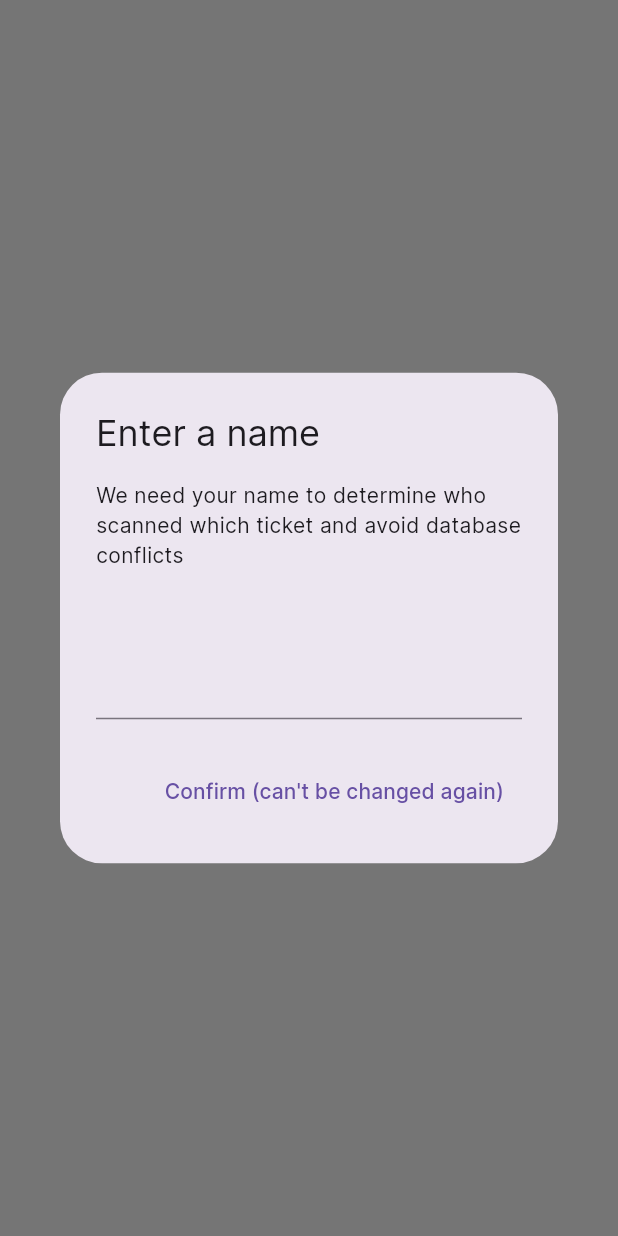
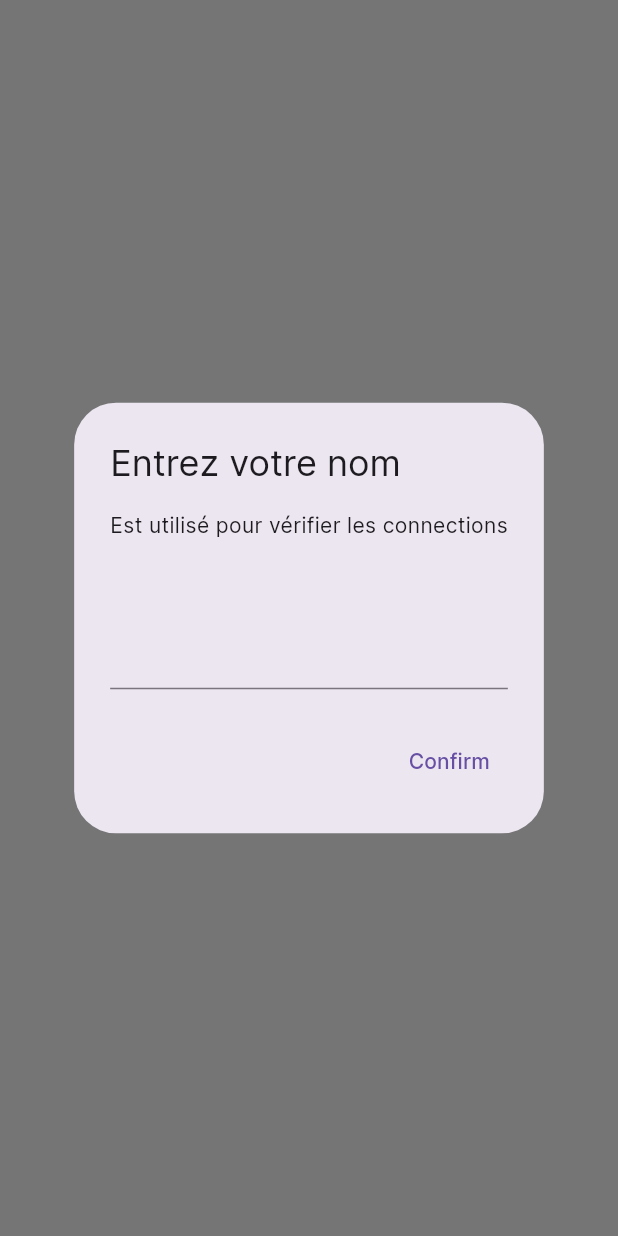
Before and after one commit to MDL-Jules-Verne/balapp, a Flutter app: the screen it shows after launch, on a phone screen of 412 x 824 dp. Run offline on Flutter 3.47's test engine with Material 2 defaults, Android fonts, the light colour scheme and no system bars; our stand-ins replace figma_squircle, responsive_sizer, share_plus, shared_preferences; missing offline and left inert: mobile_scanner, pixel_perfect.

Commit message:
c'est quoi ces update JE SAIS PLUS

```diff
--- a/lib/widgets/dialogs/connect_dialog.dart
+++ b/lib/widgets/dialogs/connect_dialog.dart
@@ -38,11 +38,11 @@ class _ConnectDialogState extends State<ConnectDialog> {
   @override
   Widget build(BuildContext context) {
     return AlertDialog(
-      title: const Text("Local connect"),
+      title: const Text("Connexion"),
       content: Column(
         mainAxisSize: MainAxisSize.min,
         children: [
-          const Text("Enter IP address of local server"),
+          const Text("Entrez l'addresse du serveur"),
           CustomTextInput(
             controller: controller,
             formatter: [FilteringTextInputFormatter.deny(" ")],
--- a/lib/widgets/dialogs/name_dialog.dart
+++ b/lib/widgets/dialogs/name_dialog.dart
@@ -9,11 +9,11 @@ Widget nameDialog(BuildContext context, StateSetter? setState, SharedPreferences
     {bool isIntentional = false}) {
   TextEditingController controller = TextEditingController();
   return AlertDialog(
-    title: const Text("Enter a name"),
+    title: const Text("Entrez votre nom"),
     content: Column(
       mainAxisSize: MainAxisSize.min,
       children: [
-        const Text("We need your name to determine who scanned which ticket and avoid database conflicts"),
+        const Text("Est utilisé pour vérifier les connections"),
         CustomTextInput(controller: controller, label: ""),
       ],
     ),
@@ -27,7 +27,7 @@ Widget nameDialog(BuildContext context, StateSetter? setState, SharedPreferences
           },
         ),*/
       TextButton(
-        child: const Text("Confirm (can't be changed again)"),
+        child: const Text("Confirm"),
         onPressed: () {
           if(controller.text.isEmpty) return;
           prefs.setString("scannerName", controller.text);
--- a/pubspec.yaml
+++ b/pubspec.yaml
@@ -15,7 +15,7 @@ publish_to: 'none' # Remove this line if you wish to publish to pub.dev
 # In iOS, build-name is used as CFBundleShortVersionString while build-number used as CFBundleVersion.
 # Read more about iOS versioning at
 # https://developer.apple.com/library/archive/documentation/General/Reference/InfoPlistKeyReference/Articles/CoreFoundationKeys.html
-version: 1.0.0+3
+version: 1.0.1+4
 
 environment:
   sdk: ">=2.17.1 <3.0.0"
```
Also changed, not shown: lib/widgets/searchBar.dart (+27 -3 lines).
